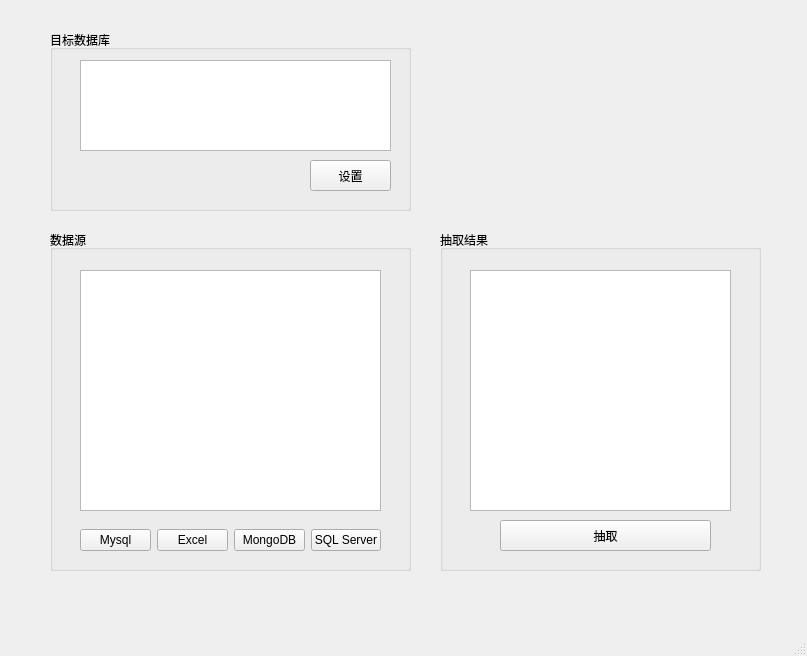
xzmeng/-, file qt/UI/MainWindow.ui: the form before one commit.
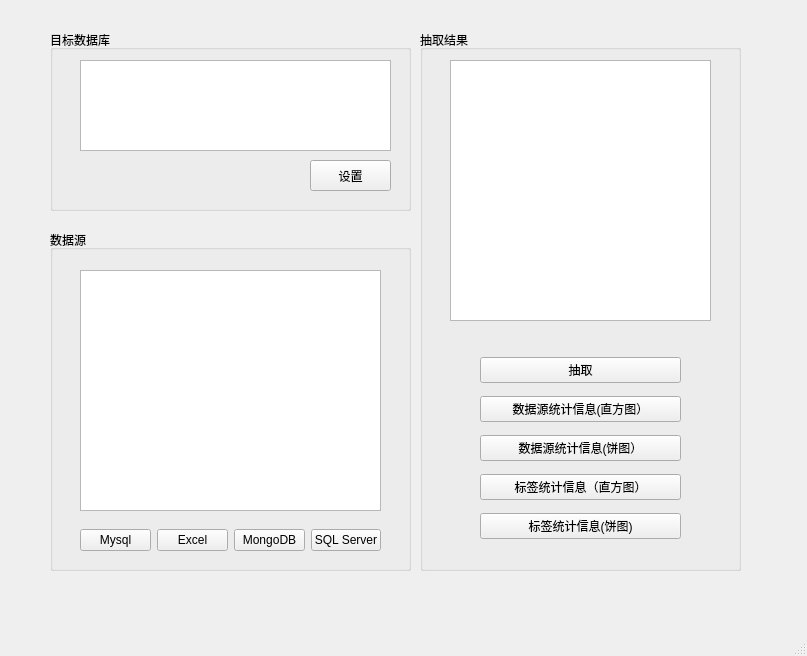
The form after the commit.

The edit to the form file:
```diff
--- a/qt/UI/MainWindow.ui
+++ b/qt/UI/MainWindow.ui
@@ -116,38 +116,72 @@
    <widget class="QGroupBox" name="groupBox_3">
     <property name="geometry">
      <rect>
-      <x>440</x>
-      <y>230</y>
+      <x>420</x>
+      <y>30</y>
       <width>321</width>
-      <height>341</height>
+      <height>541</height>
      </rect>
     </property>
     <property name="title">
      <string>抽取结果</string>
     </property>
-    <widget class="QPushButton" name="pushButton_3">
-     <property name="geometry">
-      <rect>
-       <x>60</x>
-       <y>290</y>
-       <width>211</width>
-       <height>31</height>
-      </rect>
-     </property>
-     <property name="text">
-      <string>抽取</string>
-     </property>
-    </widget>
     <widget class="QTextEdit" name="textEdit_2">
      <property name="geometry">
       <rect>
        <x>30</x>
-       <y>40</y>
+       <y>30</y>
        <width>261</width>
-       <height>241</height>
+       <height>261</height>
       </rect>
      </property>
     </widget>
+    <widget class="QWidget" name="">
+     <property name="geometry">
+      <rect>
+       <x>60</x>
+       <y>320</y>
+       <width>201</width>
+       <height>201</height>
+      </rect>
+     </property>
+     <layout class="QVBoxLayout" name="verticalLayout">
+      <item>
+       <widget class="QPushButton" name="pushButton_3">
+        <property name="text">
+         <string>抽取</string>
+        </property>
+       </widget>
+      </item>
+      <item>
+       <widget class="QPushButton" name="pushButton_7">
+        <property name="text">
+         <string>数据源统计信息(直方图）</string>
+        </property>
+       </widget>
+      </item>
+      <item>
+       <widget class="QPushButton" name="pushButton_8">
+        <property name="text">
+         <string>数据源统计信息(饼图）</string>
+        </property>
+       </widget>
+      </item>
+      <item>
+       <widget class="QPushButton" name="pushButton_9">
+        <property name="text">
+         <string>标签统计信息（直方图）</string>
+        </property>
+       </widget>
+      </item>
+      <item>
+       <widget class="QPushButton" name="pushButton_10">
+        <property name="text">
+         <string>标签统计信息(饼图)</string>
+        </property>
+       </widget>
+      </item>
+     </layout>
+    </widget>
    </widget>
   </widget>
   <widget class="QMenuBar" name="menubar">
```
